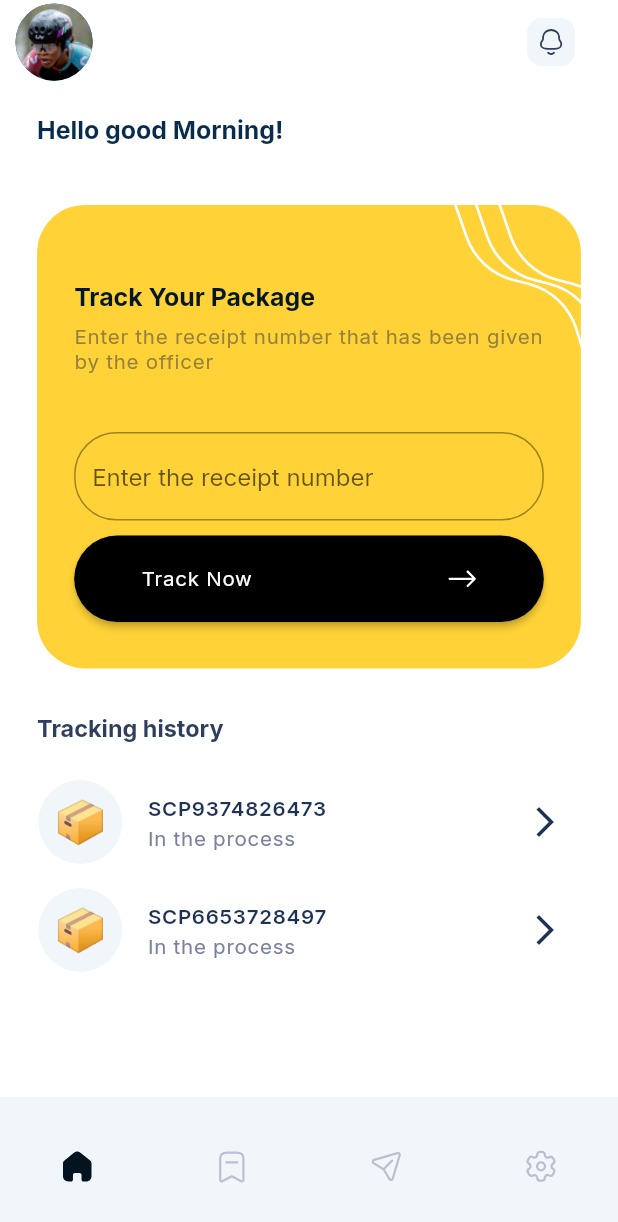
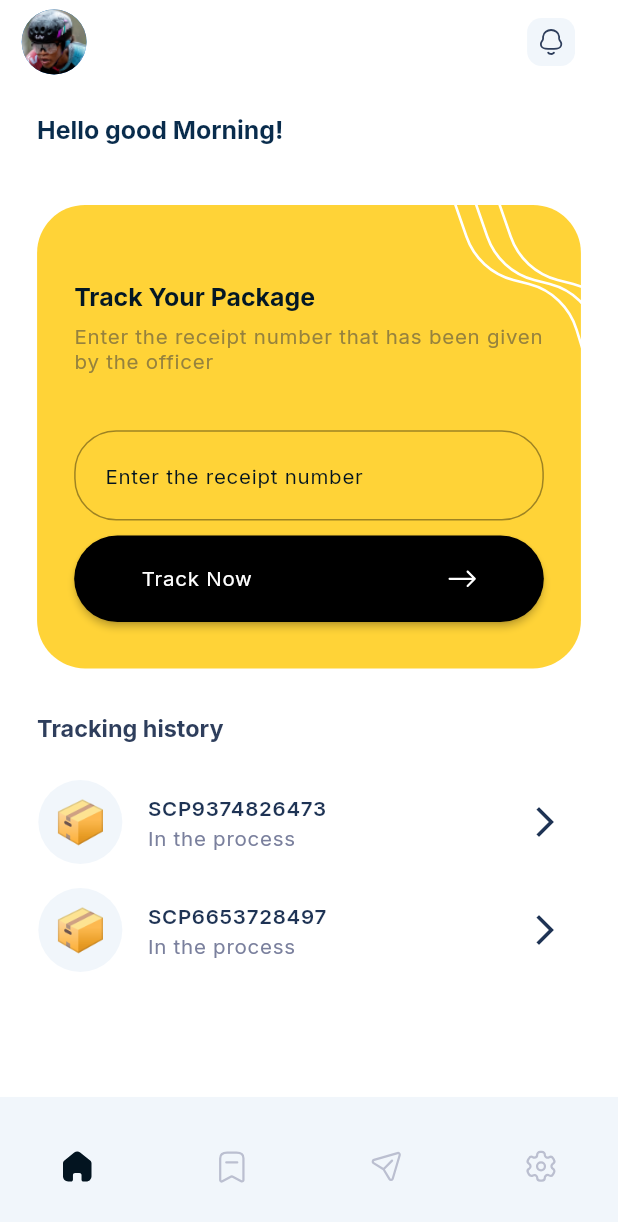
Before and after one commit to adtoba/test_delivery_app, a Flutter app: the HomePage screen opened directly, swiped to page 2, on a phone screen of 412 x 824 dp. Shown: the top 1222 px of the screen. Run offline on Flutter 3.47's test engine with Material 2 defaults, Android fonts, the light colour scheme and no system bars; our stand-ins replace flutter_svg, google_fonts, lottie, sliding_up_panel.

Commit message:
all done

```diff
--- a/lib/pages/home.dart
+++ b/lib/pages/home.dart
@@ -49,7 +49,7 @@ class _HomePageState extends State<HomePage> {
         elevation: 0,
         leadingWidth: config.sw(70),
         leading: Padding(
-          padding: EdgeInsets.symmetric(horizontal: config.sw(10)),
+          padding: EdgeInsets.symmetric(horizontal: config.sw(14)),
           child: CircleAvatar(
             backgroundImage: Image.asset(
               "person".png,
@@ -84,7 +84,7 @@ class _HomePageState extends State<HomePage> {
                   style: CustomStyles.bold18,
                 ),
               ),
-              const SizedBox(height: 40),
+              const SizedBox(height: 30),
               Expanded(
                 child: Align(
                   alignment: Alignment.centerLeft,
@@ -120,7 +120,7 @@ class _HomePageState extends State<HomePage> {
                       "Gotten your\nE-Bike yet?",
                       style: CustomStyles.normal14,
                     ),
-                    SizedBox(width: config.sw(27),),
+                    SizedBox(width: config.sw(50)),
                     Expanded(
                       child: ThemeButton(
                         text: "Your Orders",
@@ -133,17 +133,15 @@ class _HomePageState extends State<HomePage> {
                   color: Palette.loginBg,
                 ),
               ),
-              Container(
-                height: config.sh(109),
-                width: double.infinity,
-                child: Row(
+              Row(
                 mainAxisAlignment: MainAxisAlignment.start,
+                crossAxisAlignment: CrossAxisAlignment.center,
                 children: [
                   Lottie.asset(
                     "assets/biker.json",
-                      height: config.sh(160),
-                      width: config.sw(161),
-                      alignment: Alignment.centerLeft,
+                    height: config.sh(130),
+                    width: config.sw(130),
+                    alignment: Alignment.center,
                     fit: BoxFit.cover
                   ),
                   SizedBox(width: config.sw(20),),
@@ -158,11 +156,6 @@ class _HomePageState extends State<HomePage> {
                   SizedBox(width: config.sw(20),),
                 ],
               ),
-                decoration: const BoxDecoration(
-                  color: Palette.white,
-                ),
-              ),
-              SizedBox(height: config.sh(10)),
             ],
           ),
           const TrackPackagePage()
--- a/lib/pages/track.dart
+++ b/lib/pages/track.dart
@@ -24,6 +24,7 @@ class _TrackPackagePageState extends State<TrackPackagePage> {
       backgroundColor: Palette.white,
       body: Container(
         padding: EdgeInsets.symmetric(horizontal: config.sw(24)),
+        child: SingleChildScrollView(
           child: Column(
             crossAxisAlignment: CrossAxisAlignment.start,
             children: [
@@ -71,7 +72,11 @@ class _TrackPackagePageState extends State<TrackPackagePage> {
                           const Spacer(),
                           TextFormField(
                             decoration: InputDecoration(
+                              contentPadding: EdgeInsets.symmetric(vertical: config.sh(20), horizontal: config.sw(20)),
                               hintText: "Enter the receipt number",
+                              hintStyle: CustomStyles.normal14.copyWith(
+                                color: const Color(0xff031420)
+                              ),
                               border: OutlineInputBorder(
                                 borderSide: const BorderSide(
                                   color: Color(0xff031420),
@@ -109,6 +114,7 @@ class _TrackPackagePageState extends State<TrackPackagePage> {
               ListView(
                 shrinkWrap: true,
                 padding: EdgeInsets.only(top: config.sh(16)),
+                physics: const NeverScrollableScrollPhysics(),
                 children: [
                   ListTile(
                     contentPadding: EdgeInsets.zero,
@@ -177,6 +183,7 @@ class _TrackPackagePageState extends State<TrackPackagePage> {
             ],
           ),
         ),
+      ),
     );
   }
 }
--- a/lib/widgets/button/theme_btn.dart
+++ b/lib/widgets/button/theme_btn.dart
@@ -1,6 +1,5 @@
 import 'package:flutter/material.dart';
 import 'package:flutter_svg/svg.dart';
-import 'package:test_delivery_app/pages/home.dart';
 import 'package:test_delivery_app/style/palette.dart';
 import 'package:test_delivery_app/style/textstyle.dart';
 import 'package:test_delivery_app/utils/dimensions.dart';
```
Also changed, not shown: lib/widgets/others/history_widget.dart (+17 -6 lines). Lines whose indentation alone changed are shown as unchanged.
